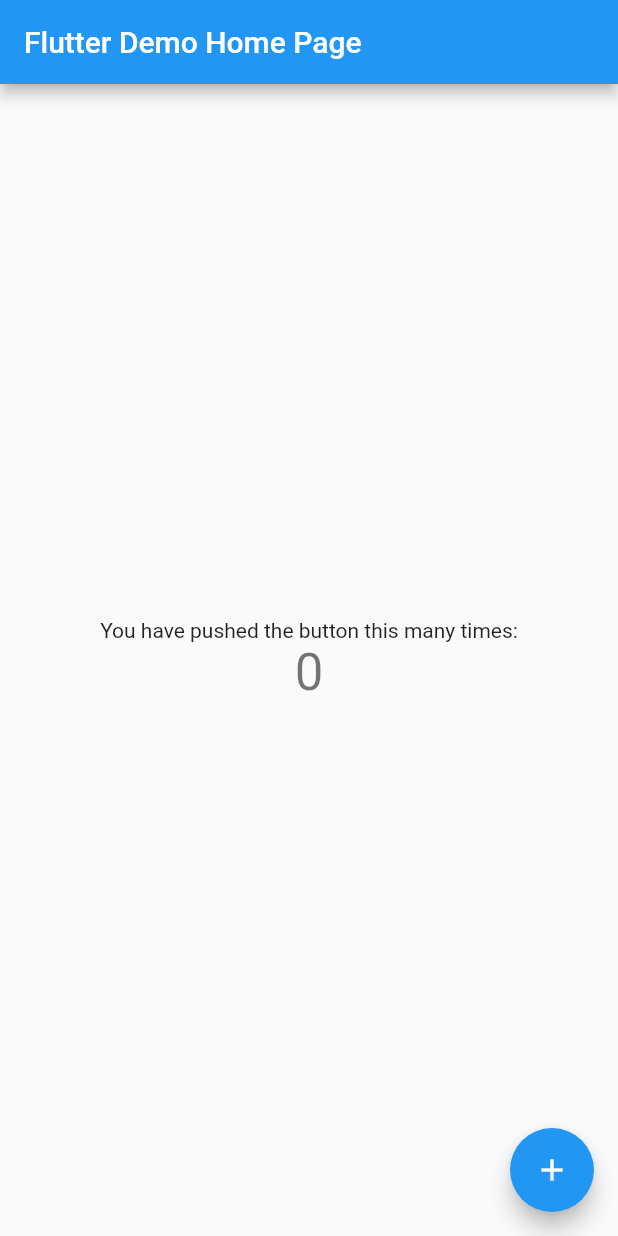
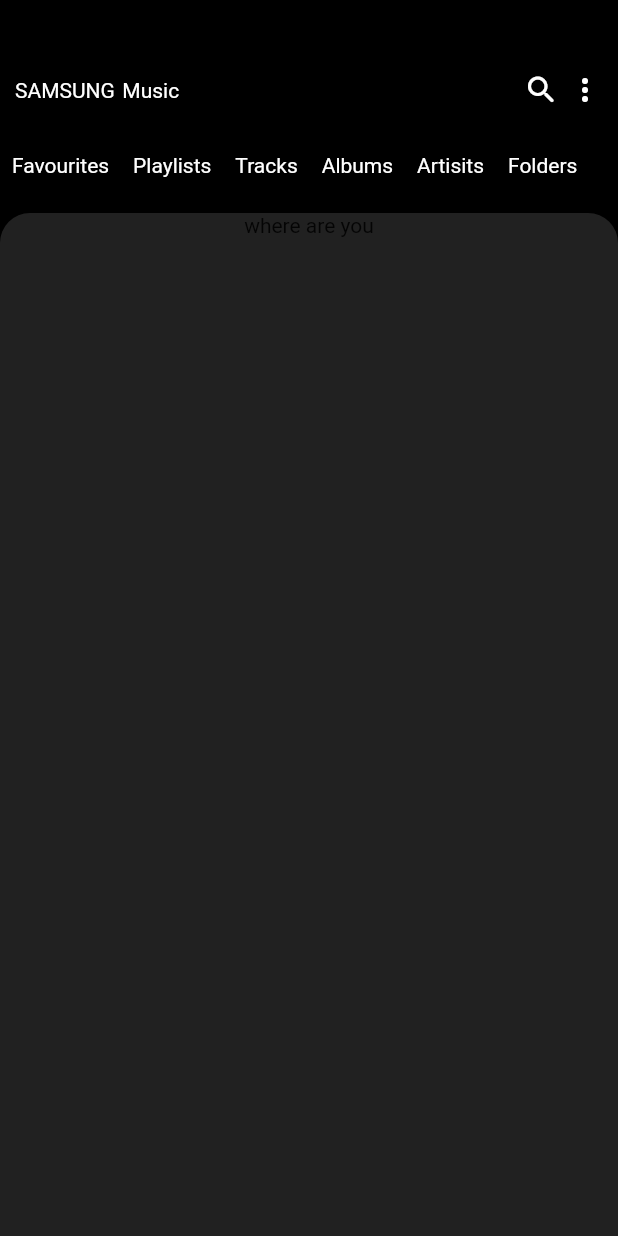
Before and after one commit to Zinoe001/music_app, a Flutter app: the screen it shows after launch, on a phone screen of 412 x 824 dp. Run offline on Flutter 3.47's test engine with Material 2 defaults, Android fonts, the phone set to English and light mode, and no system bars.

Commit message:
home view ui incomplete

```diff
--- a/lib/main.dart
+++ b/lib/main.dart
@@ -1,4 +1,5 @@
 import 'package:flutter/material.dart';
+import 'package:music_app/views/home_view.dart';
 
 void main() {
   runApp(const MyApp());
@@ -24,7 +25,7 @@ class MyApp extends StatelessWidget {
         // is not restarted.
         primarySwatch: Colors.blue,
       ),
-      home: const MyHomePage(title: 'Flutter Demo Home Page'),
+      home: const HomeView(),
     );
   }
 }
--- /dev/null
+++ b/lib/views/home_view.dart
@@ -0,0 +1,87 @@
+import 'package:flutter/material.dart';
+
+class HomeView extends StatelessWidget {
+  const HomeView({super.key});
+
+  @override
+  Widget build(BuildContext context) {
+    List<String> item = [
+      "Favourites",
+      "Playlists",
+      "Tracks",
+      "Albums",
+      "Artisits",
+      "Folders"
+    ];
+    double size;
+    return Scaffold(
+      body: Container(
+        color: Colors.black,
+        child: Column(
+          children: [
+            const SizedBox(
+              height: 48,
+            ),
+            Padding(
+              padding: const EdgeInsets.symmetric(horizontal: 10),
+              child: Row(
+                children: const [
+                  Text(
+                    "SAMSUNG",
+                    style: TextStyle(color: Colors.white),
+                  ),
+                  SizedBox(width: 5),
+                  Text(
+                    "Music",
+                    style: TextStyle(color: Colors.white),
+                  ),
+                  Spacer(),
+                  Icon(Icons.search_rounded, color: Colors.white),
+                  SizedBox(width: 5),
+                  Icon(Icons.more_vert_rounded, color: Colors.white),
+                ],
+              ),
+            ),
+            const SizedBox(height: 20),
+            SizedBox(
+              height: 50,
+              child: ListView.builder(
+                  scrollDirection: Axis.horizontal,
+                  itemCount: item.length,
+                  itemBuilder: (context, index) => InkWell(
+                        onTap: () {},
+                        child: Padding(
+                          padding: const EdgeInsets.symmetric(
+                              horizontal: 8, vertical: 10),
+                          child: Text(
+                            item[index],
+                            style: TextStyle(
+                              color: Colors.white,
+                              fontSize: 14,
+                            ),
+                          ),
+                        ),
+                      )),
+            ),
+            Expanded(
+              child: Container(
+                // height: ,
+                width: double.infinity,
+                decoration: BoxDecoration(
+                    color: Colors.grey.shade900,
+                    borderRadius: const BorderRadius.only(
+                        topLeft: Radius.circular(20),
+                        topRight: Radius.circular(20))),
+                child: Column(
+                  children: [
+                    Text("where are you"),
+                  ],
+                ),
+              ),
+            ),
+          ],
+        ),
+      ),
+    );
+  }
+}
```
